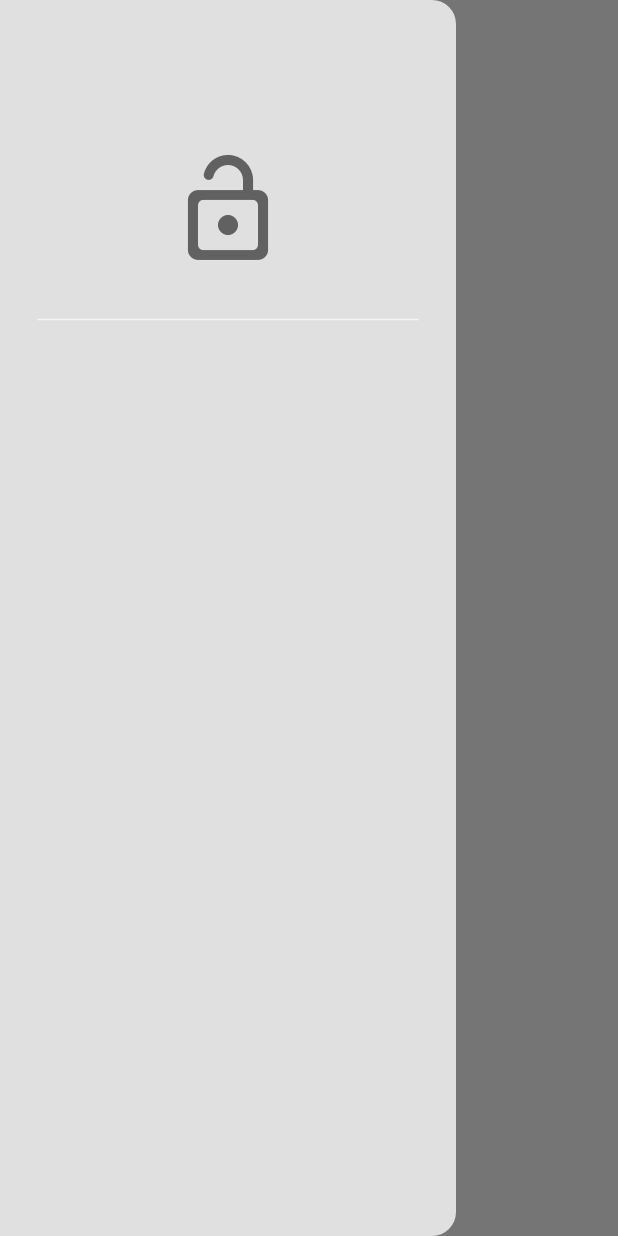
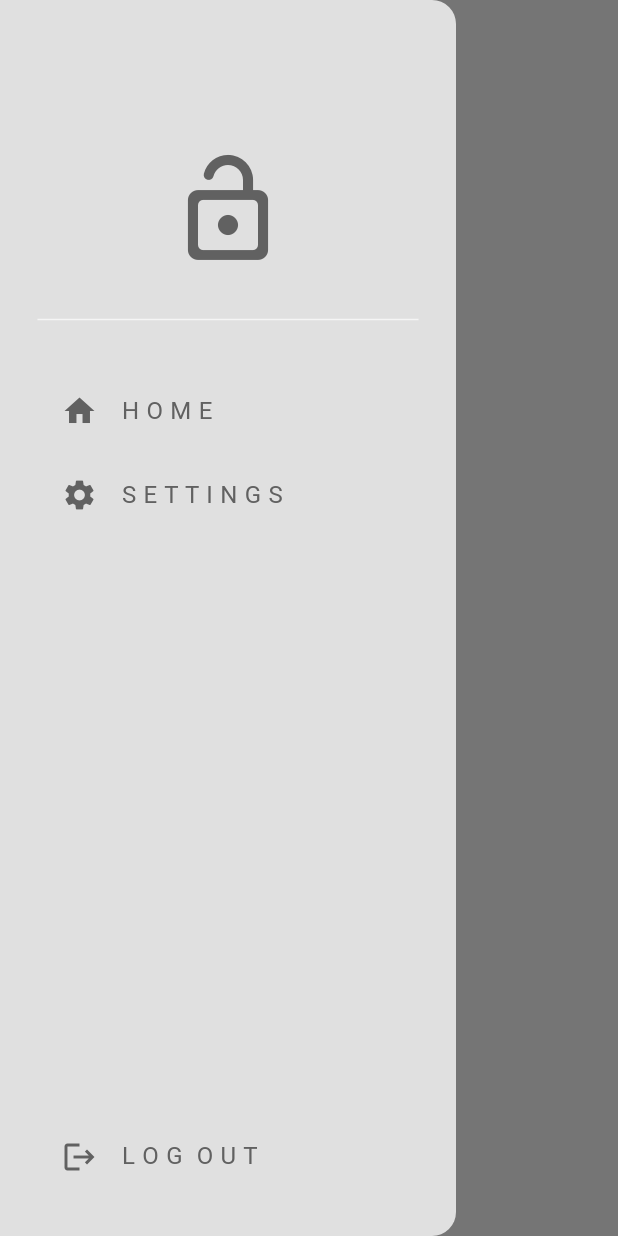
Before and after one commit to ArsenijDKS/food_delivery_app, a Flutter app: the HomePage screen opened directly, with the side drawer open, on a phone screen of 412 x 824 dp. Run offline on Flutter 3.47's test engine with Material 3 defaults, Android fonts, the phone set to English and light mode, and no system bars.

Commit message:
modified:   lib/components/my_drawer.dart 	modified:   lib/components/my_drawer_tile.dart

```diff
--- a/lib/components/my_drawer.dart
+++ b/lib/components/my_drawer.dart
@@ -1,4 +1,5 @@
 import 'package:flutter/material.dart';
+import 'package:food_delivery_app/components/my_drawer_tile.dart';
 
 class MyDrawer extends StatelessWidget {
   const MyDrawer({super.key});
@@ -24,10 +25,33 @@ class MyDrawer extends StatelessWidget {
           ),
 
           // home list tile
+          MyDrawerTile(
+            text: "H O M E",
+            icon: Icons.home,
+            onTap: () => Navigator.pop(context),
+          ),
 
           // settings list tile
+          MyDrawerTile(
+            text: "S E T T I N G S",
+            icon: Icons.settings,
+            onTap: () {
+              Navigator.pop(context);
+            },
+          ),
+
+          const Spacer(),
 
           // logout list tile
+          MyDrawerTile(
+            text: "L O G  O U T",
+            icon: Icons.logout,
+            onTap: () {},
+          ),
+
+          const SizedBox(
+            height: 25,
+          ),
         ],
       ),
     );
--- a/lib/components/my_drawer_tile.dart
+++ b/lib/components/my_drawer_tile.dart
@@ -0,0 +1,34 @@
+import 'package:flutter/material.dart';
+
+class MyDrawerTile extends StatelessWidget {
+  final String text;
+  final IconData? icon;
+  final void Function()? onTap;
+
+  const MyDrawerTile({
+    super.key,
+    required this.text,
+    required this.icon,
+    required this.onTap,
+  });
+
+  @override
+  Widget build(BuildContext context) {
+    return Padding(
+      padding: const EdgeInsets.only(left: 25.0, right: 25.0),
+      child: ListTile(
+        title: Text(
+          text,
+          style: TextStyle(
+            color: Theme.of(context).colorScheme.inversePrimary,
+          ),
+        ),
+        leading: Icon(
+          icon,
+          color: Theme.of(context).colorScheme.inversePrimary,
+        ),
+        onTap: onTap,
+      ),
+    );
+  }
+}
```
